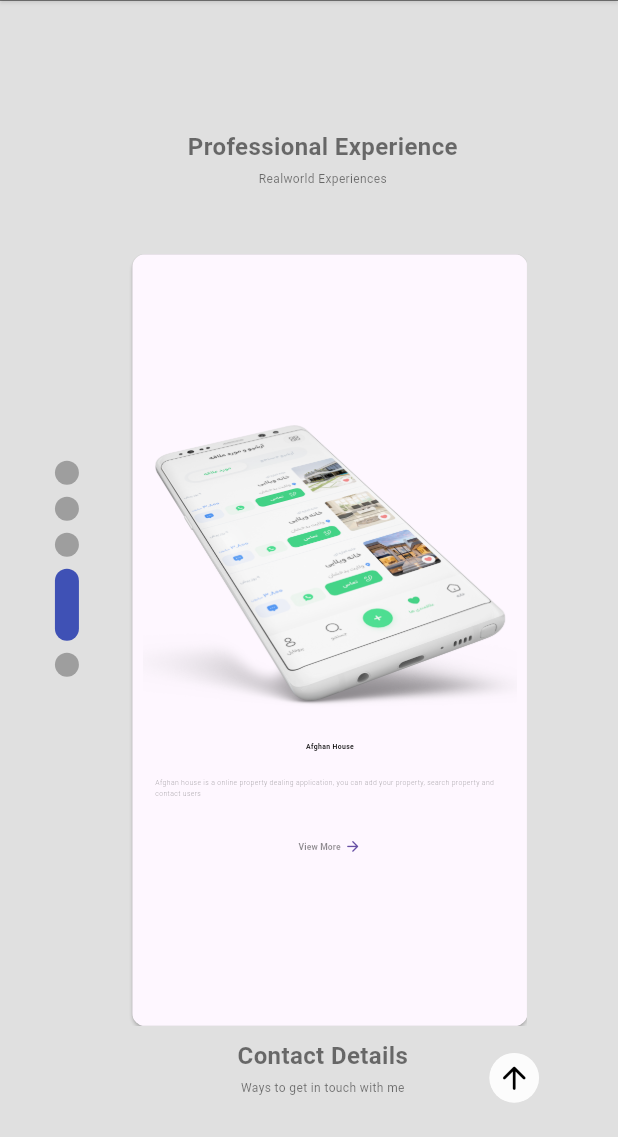
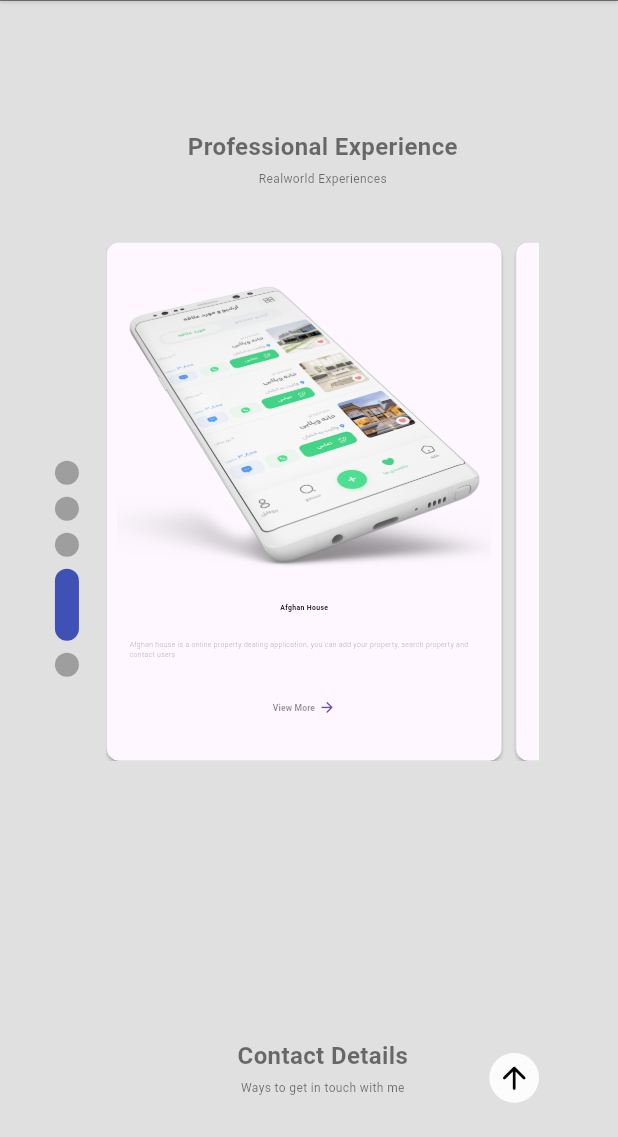
Before and after one commit to RafiHasani/PortfolioProject, a Flutter app: the HomePageWeb screen opened directly, scrolled down 1728 dp, on a phone screen of 412 x 824 dp, the part 99-1236 px from its top. Run offline on Flutter 3.47's test engine with Material 3 defaults, Android fonts, the phone set to English and light mode, and no system bars; drawn by our look-alikes of smooth_page_indicator; our stand-ins replace countup, flutter_screenutil, get, responsive_builder; project files that could hold a hidden picture were left out.

Commit message:
new changes added

```diff
--- a/lib/screens/web_view/views/aboutme_page_web.dart
+++ b/lib/screens/web_view/views/aboutme_page_web.dart
@@ -63,7 +63,7 @@
                   child: SizedBox(
                     width: 0.40.sw,
                     child: Text(
-                      '''Hello, my name is Mohammad Rafi. I am a mobile application developer with 2 years of experience. I have successfully completed 7 projects, including iOS native applications and hybrid applications developed using Flutter. I specialize in creating user-friendly and visually appealing mobile applications that provide a seamless user experience. With my expertise in iOS development and Flutter, I am confident in my ability to contribute to any mobile app development project. I am constantly learning and staying updated with the latest trends and technologies in the mobile app development industry. I am excited to bring my skills and experience to new challenges and contribute to the success of future projects.''',
+                      '''Hello, my name is Mohammad Rafi. I am a mobile application developer with 3 years of experience. I have successfully completed 7 projects, including iOS native applications and hybrid applications developed using Flutter. I specialize in creating user-friendly and visually appealing mobile applications that provide a seamless user experience. With my expertise in iOS development and Flutter, I am confident in my ability to contribute to any mobile app development project. I am constantly learning and staying updated with the latest trends and technologies in the mobile app development industry. I am excited to bring my skills and experience to new challenges and contribute to the success of future projects.''',
                       style: TextStyle(
                         fontWeight: FontWeight.w200,
                         color: homeController.themeMode == ThemeMode.light
@@ -119,7 +119,7 @@
                         children: [
                           Countup(
                             begin: 0,
-                              end: 2,
+                            end: 3,
                             duration: const Duration(seconds: 2),
                             style: TextStyle(
                               fontSize: 4.sp,
@@ -176,7 +176,6 @@
                 ),
                 28.verticalSpace,
               ],
-
             ),
           ],
         ),
--- a/lib/screens/web_view/views/profissional_experience_page_web.dart
+++ b/lib/screens/web_view/views/profissional_experience_page_web.dart
@@ -36,15 +36,12 @@
           ),
         ),
         32.verticalSpace,
-        Expanded(
-          child: Padding(
-            padding: const EdgeInsets.all(8.0),
-            child: ListView(
-              primary: true,
+        SingleChildScrollView(
           scrollDirection: Axis.horizontal,
           physics: PageScrollPhysics(),
+          child: Row(
+            spacing: 8.w,
             children: [
-                8.horizontalSpace,
               MyProfissionalExperienceCard(
                 icon: 'assets/images/afghouse.png',
                 title: 'Afghan House',
@@ -54,7 +51,6 @@
                   AppConfig().launch('https://afghouse.com/');
                 },
               ),
-                8.horizontalSpace,
               MyProfissionalExperienceCard(
                 icon: 'assets/images/tooti2.webp',
                 title: 'Tooti',
@@ -64,7 +60,6 @@
                   AppConfig().launch('https://tootisabz.tech/');
                 },
               ),
-                8.horizontalSpace,
               MyProfissionalExperienceCard(
                 icon: 'assets/images/triftplan.jpg',
                 title: 'TriftPlan',
@@ -75,29 +70,26 @@
                       .launch('https://www.veroke.com/portfolio/thriftplan/');
                 },
               ),
-                8.horizontalSpace,
               MyProfissionalExperienceCard(
                 icon: 'assets/images/artstation.jpg',
                 title: 'Art Station',
                 subTitle:
                     'Art Station, an innovative mobile application, acts as a vital intermediary between two distinct user groups; talented artists listed on their platform and event organizers seeking to book their services.',
                 viewMore: () {
-                    AppConfig().launch(
-                        'https://www.veroke.com/portfolio/art-station/');
+                  AppConfig()
+                      .launch('https://www.veroke.com/portfolio/art-station/');
                 },
               ),
-                8.horizontalSpace,
               MyProfissionalExperienceCard(
                 icon: 'assets/images/amex.jpg',
                 title: 'American Express Saudi',
                 subTitle:
                     'A leading banking company in Saudi Arabia aiming to deliver an unrivaled standard of excellence. Focusing on developing and innovating advanced payment solutions for customers.',
                 viewMore: () {
-                    AppConfig().launch(
-                        'https://www.veroke.com/portfolio/digital-bank/');
+                  AppConfig()
+                      .launch('https://www.veroke.com/portfolio/digital-bank/');
                 },
               ),
-                8.horizontalSpace,
               MyProfissionalExperienceCard(
                 icon: 'assets/images/instalab1.webp',
                 title: 'InstaMedic',
@@ -110,7 +102,6 @@
               ),
             ],
           ),
-          ),
         )
       ],
     );
```
Lines whose indentation alone changed are shown as unchanged.
